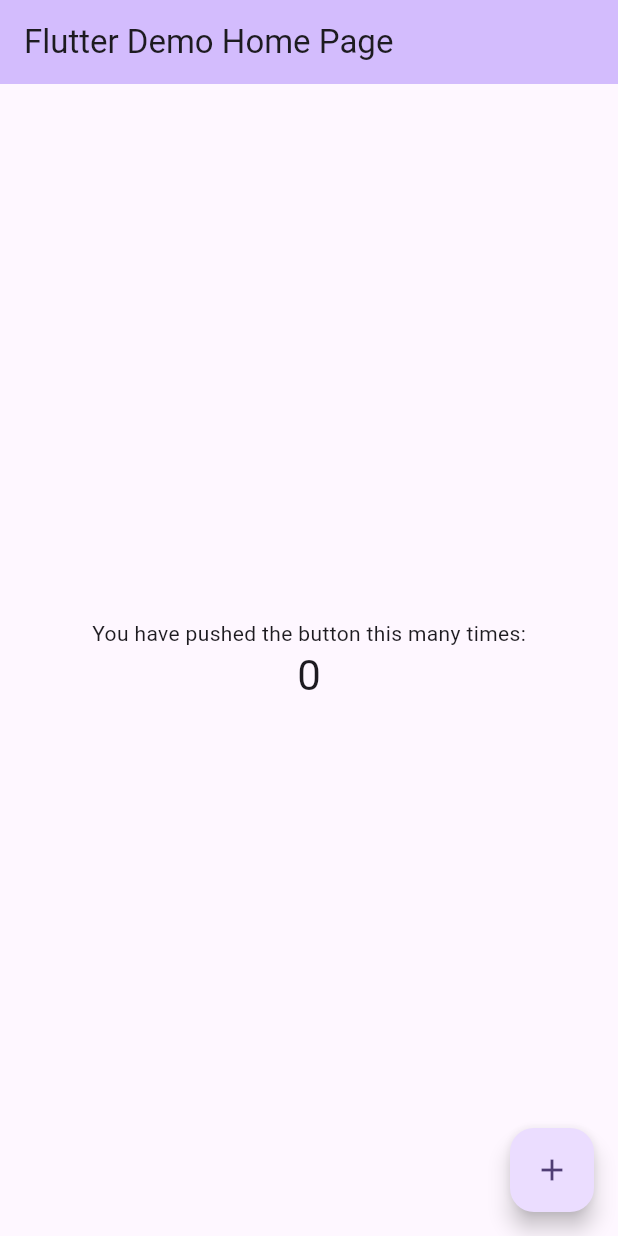
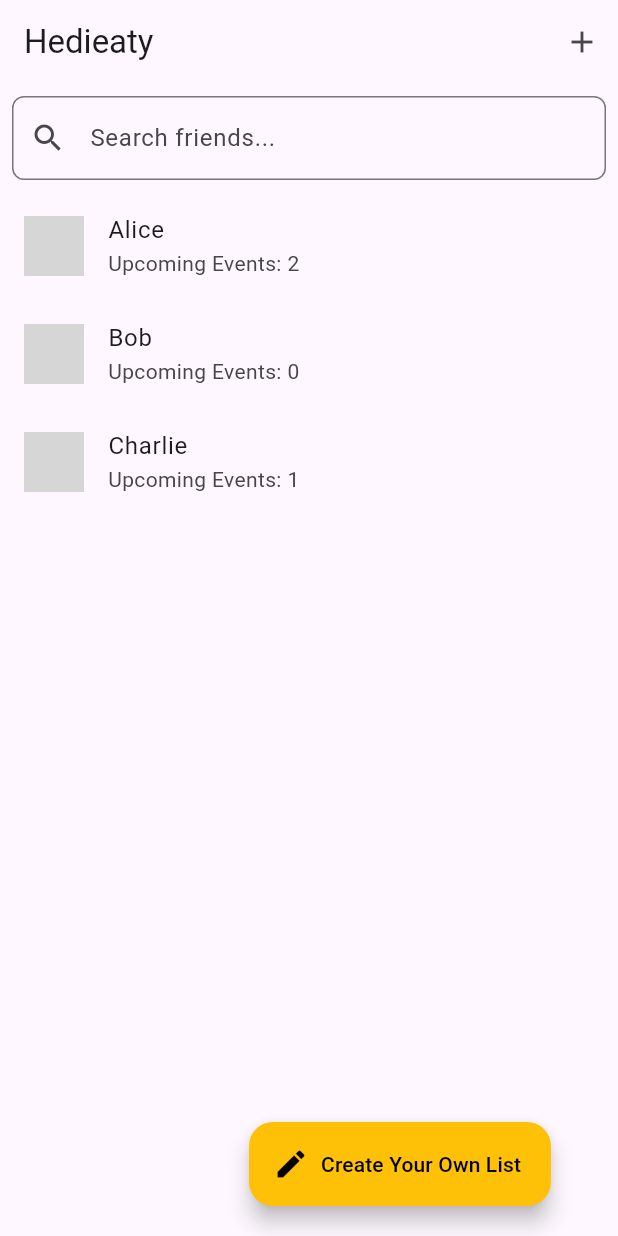
Before and after one commit to AhmedWael02/Hedieaty, a Flutter app: the screen it shows after launch, on a phone screen of 412 x 824 dp. Run offline on Flutter 3.47's test engine with Material 3 defaults, Android fonts, the phone set to English and light mode, and no system bars; network calls fail; grey boxes are pictures that could not be loaded.

Commit message:
Switching To MVC structure and Home Screen

```diff
--- /dev/null
+++ b/lib/controllers/friend_controller.dart
@@ -0,0 +1,33 @@
+import '../models/friend.dart';
+
+class FriendController {
+  final List<Friend> _friends = [
+    Friend(
+      id: "1",
+      name: "Alice",
+      profileUrl: "https://via.placeholder.com/150",
+      upcomingEvents: 2,
+    ),
+    Friend(
+      id: "2",
+      name: "Bob",
+      profileUrl: "https://via.placeholder.com/150",
+      upcomingEvents: 0,
+    ),
+    Friend(
+      id: "3",
+      name: "Charlie",
+      profileUrl: "https://via.placeholder.com/150",
+      upcomingEvents: 1,
+    ),
+  ];
+
+  List<Friend> get friends => List.unmodifiable(_friends);
+
+  List<Friend> searchFriends(String query) {
+    return _friends
+        .where((friend) =>
+        friend.name.toLowerCase().contains(query.toLowerCase()))
+        .toList();
+  }
+}
--- a/lib/main.dart
+++ b/lib/main.dart
@@ -1,125 +1,19 @@
 import 'package:flutter/material.dart';
+import '../views/home_page.dart';
 
 void main() {
-  runApp(const MyApp());
+  runApp(HedieatyApp());
 }
 
-class MyApp extends StatelessWidget {
-  const MyApp({super.key});
-
-  // This widget is the root of your application.
+class HedieatyApp extends StatelessWidget {
   @override
   Widget build(BuildContext context) {
     return MaterialApp(
-      title: 'Flutter Demo',
+      title: 'Hedieaty',
       theme: ThemeData(
-        // This is the theme of your application.
-        //
-        // TRY THIS: Try running your application with "flutter run". You'll see
-        // the application has a purple toolbar. Then, without quitting the app,
-        // try changing the seedColor in the colorScheme below to Colors.green
-        // and then invoke "hot reload" (save your changes or press the "hot
-        // reload" button in a Flutter-supported IDE, or press "r" if you used
-        // the command line to start the app).
-        //
-        // Notice that the counter didn't reset back to zero; the application
-        // state is not lost during the reload. To reset the state, use hot
-        // restart instead.
-        //
-        // This works for code too, not just values: Most code changes can be
-        // tested with just a hot reload.
-        colorScheme: ColorScheme.fromSeed(seedColor: Colors.deepPurple),
-        useMaterial3: true,
+        primarySwatch: Colors.blue,
       ),
-      home: const MyHomePage(title: 'Flutter Demo Home Page'),
+      home: HomePage(),
     );
   }
 }
-
-class MyHomePage extends StatefulWidget {
-  const MyHomePage({super.key, required this.title});
-
-  // This widget is the home page of your application. It is stateful, meaning
-  // that it has a State object (defined below) that contains fields that affect
-  // how it looks.
-
-  // This class is the configuration for the state. It holds the values (in this
-  // case the title) provided by the parent (in this case the App widget) and
-  // used by the build method of the State. Fields in a Widget subclass are
-  // always marked "final".
-
-  final String title;
-
-  @override
-  State<MyHomePage> createState() => _MyHomePageState();
-}
-
-class _MyHomePageState extends State<MyHomePage> {
-  int _counter = 0;
-
-  void _incrementCounter() {
-    setState(() {
-      // This call to setState tells the Flutter framework that something has
-      // changed in this State, which causes it to rerun the build method below
-      // so that the display can reflect the updated values. If we changed
-      // _counter without calling setState(), then the build method would not be
-      // called again, and so nothing would appear to happen.
-      _counter++;
-    });
-  }
-
-  @override
-  Widget build(BuildContext context) {
-    // This method is rerun every time setState is called, for instance as done
-    // by the _incrementCounter method above.
-    //
-    // The Flutter framework has been optimized to make rerunning build methods
-    // fast, so that you can just rebuild anything that needs updating rather
-    // than having to individually change instances of widgets.
-    return Scaffold(
-      appBar: AppBar(
-        // TRY THIS: Try changing the color here to a specific color (to
-        // Colors.amber, perhaps?) and trigger a hot reload to see the AppBar
-        // change color while the other colors stay the same.
-        backgroundColor: Theme.of(context).colorScheme.inversePrimary,
-        // Here we take the value from the MyHomePage object that was created by
-        // the App.build method, and use it to set our appbar title.
-        title: Text(widget.title),
-      ),
-      body: Center(
-        // Center is a layout widget. It takes a single child and positions it
-        // in the middle of the parent.
-        child: Column(
-          // Column is also a layout widget. It takes a list of children and
-          // arranges them vertically. By default, it sizes itself to fit its
-          // children horizontally, and tries to be as tall as its parent.
-          //
-          // Column has various properties to control how it sizes itself and
-          // how it positions its children. Here we use mainAxisAlignment to
-          // center the children vertically; the main axis here is the vertical
-          // axis because Columns are vertical (the cross axis would be
-          // horizontal).
-          //
-          // TRY THIS: Invoke "debug painting" (choose the "Toggle Debug Paint"
-          // action in the IDE, or press "p" in the console), to see the
-          // wireframe for each widget.
-          mainAxisAlignment: MainAxisAlignment.center,
-          children: <Widget>[
-            const Text(
-              'You have pushed the button this many times:',
-            ),
-            Text(
-              '$_counter',
-              style: Theme.of(context).textTheme.headlineMedium,
-            ),
-          ],
-        ),
-      ),
-      floatingActionButton: FloatingActionButton(
-        onPressed: _incrementCounter,
-        tooltip: 'Increment',
-        child: const Icon(Icons.add),
-      ), // This trailing comma makes auto-formatting nicer for build methods.
-    );
-  }
-}
--- /dev/null
+++ b/lib/models/friend.dart
@@ -0,0 +1,13 @@
+class Friend {
+  final String id;
+  final String name;
+  final String profileUrl;
+  final int upcomingEvents;
+
+  Friend({
+    required this.id,
+    required this.name,
+    required this.profileUrl,
+    required this.upcomingEvents,
+  });
+}
--- /dev/null
+++ b/lib/views/home_page.dart
@@ -0,0 +1,118 @@
+import 'package:flutter/material.dart';
+import '../controllers/friend_controller.dart';
+import '../widgets/friend_list_tile.dart';
+import '../models/friend.dart';
+
+class HomePage extends StatefulWidget {
+  @override
+  _HomePageState createState() => _HomePageState();
+}
+
+class _HomePageState extends State<HomePage> {
+  final FriendController _controller = FriendController();
+  final TextEditingController _searchController = TextEditingController();
+  List<Friend> _filteredFriends = [];
+
+  @override
+  void initState() {
+    super.initState();
+    _filteredFriends = _controller.friends;
+  }
+
+  void _onSearchChanged(String query) {
+    setState(() {
+      _filteredFriends = _controller.searchFriends(query);
+    });
+  }
+
+  void _addFriend() {
+    // Placeholder: Add functionality to add a friend using a phone number.
+    showDialog(
+      context: context,
+      builder: (context) => AlertDialog(
+        title: Text("Add Friend"),
+        content: TextField(
+          decoration: InputDecoration(hintText: "Enter phone number"),
+          keyboardType: TextInputType.phone,
+        ),
+        actions: [
+          TextButton(
+            onPressed: () {
+              Navigator.pop(context);
+            },
+            child: Text("Cancel"),
+          ),
+          TextButton(
+            onPressed: () {
+              // Add friend logic here
+              Navigator.pop(context);
+            },
+            child: Text("Add"),
+          ),
+        ],
+      ),
+    );
+  }
+
+  void _createEvent() {
+    // Navigate to the Create Event/Gift List screen
+  }
+
+  @override
+  Widget build(BuildContext context) {
+    return Scaffold(
+      appBar: AppBar(
+        title: Text('Hedieaty'),
+        actions: [
+          IconButton(
+            icon: Icon(Icons.add),
+            onPressed: _addFriend,
+          ),
+        ],
+      ),
+      body: Stack(
+        children: [
+          Column(
+            children: [
+              Padding(
+                padding: const EdgeInsets.all(8.0),
+                child: TextField(
+                  controller: _searchController,
+                  decoration: InputDecoration(
+                    hintText: 'Search friends...',
+                    border: OutlineInputBorder(
+                      borderRadius: BorderRadius.circular(8.0),
+                    ),
+                    prefixIcon: Icon(Icons.search),
+                  ),
+                  onChanged: _onSearchChanged,
+                ),
+              ),
+              Expanded(
+                child: ListView.builder(
+                  itemCount: _filteredFriends.length,
+                  itemBuilder: (context, index) {
+                    return FriendListTile(friend: _filteredFriends[index]);
+                  },
+                ),
+              ),
+            ],
+          ),
+          Positioned(
+            bottom: 20,
+            left: MediaQuery.of(context).size.width * 0.5 - 40,
+            child: FloatingActionButton.extended(
+              backgroundColor: Colors.amber,
+              onPressed: (){},
+              label: Text(
+                "Create Your Own List",
+                style: TextStyle(color: Colors.black),
+              ),
+              icon: Icon(Icons.create, color: Colors.black),
+            ),
+          ),
+        ],
+      ),
+    );
+  }
+}
--- /dev/null
+++ b/lib/widgets/friend_list_tile.dart
@@ -0,0 +1,22 @@
+import 'package:flutter/material.dart';
+import '../models/friend.dart';
+
+class FriendListTile extends StatelessWidget {
+  final Friend friend;
+
+  const FriendListTile({super.key, required this.friend});
+
+  @override
+  Widget build(BuildContext context) {
+    return ListTile(
+      leading: CircleAvatar(
+        backgroundImage: NetworkImage(friend.profileUrl),
+      ),
+      title: Text(friend.name),
+      subtitle: Text("Upcoming Events: ${friend.upcomingEvents}"),
+      onTap: () {
+        // Navigate to the friend's gift list page
+      },
+    );
+  }
+}
```
